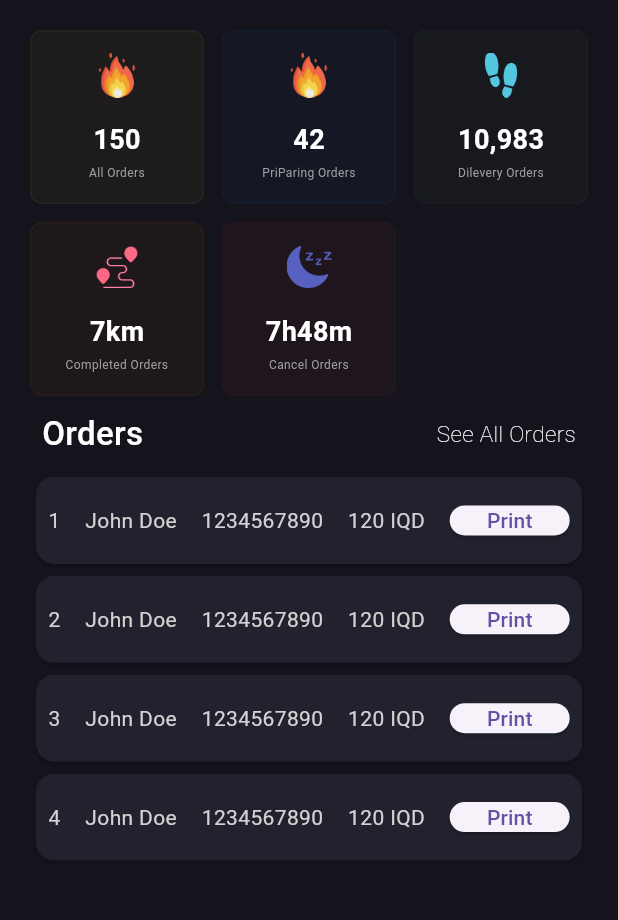
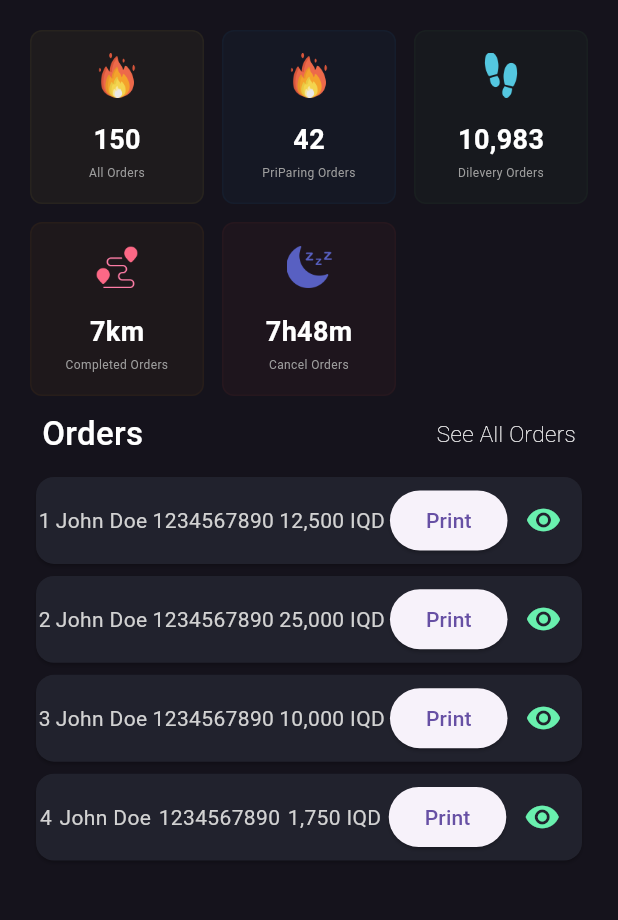
Before and after one commit to Karam-Flutter/admin_panal_shopapp, a Flutter app: the screen it shows after launch, on a phone screen of 412 x 824 dp, the part 84-1004 px from its top. Run offline on Flutter 3.47's test engine with Material 3 defaults, Android fonts, the phone set to English and light mode, and no system bars; our stand-ins replace get, sidebarx; missing offline and left inert: image_picker_web.

Commit message:
1/8/2024

```diff
--- a/lib/data/data_orders.dart
+++ b/lib/data/data_orders.dart
@@ -5,25 +5,25 @@ class LiveOrders {
     OrdersHomeModel(
       name: "John Doe",
       index: 1,
-      totalcost: "120 IQD",
+      totalcost: 12500,
       mobilenumber: "1234567890",
     ),
     OrdersHomeModel(
       name: "John Doe",
       index: 2,
-      totalcost: "120 IQD",
+      totalcost: 25000,
       mobilenumber: "1234567890",
     ),
     OrdersHomeModel(
       name: "John Doe",
       index: 3,
-      totalcost: "120 IQD",
+      totalcost: 10000,
       mobilenumber: "1234567890",
     ),
     OrdersHomeModel(
       name: "John Doe",
       index: 4,
-      totalcost: "120 IQD",
+      totalcost: 1750,
       mobilenumber: "1234567890",
     ),
   ];
--- a/lib/model/allOrdesHomeModel.dart
+++ b/lib/model/allOrdesHomeModel.dart
@@ -1,7 +1,7 @@
 class OrdersHomeModel {
   final String name;
   final int index;
-  final String totalcost;
+  final int totalcost;
   final String mobilenumber;
 
   const OrdersHomeModel({
--- a/lib/widgets/homeCartOrders.dart
+++ b/lib/widgets/homeCartOrders.dart
@@ -2,6 +2,7 @@ import 'package:admin_panal_shopapp/data/data_orders.dart';
 import 'package:admin_panal_shopapp/main.dart';
 import 'package:admin_panal_shopapp/model/colors.dart';
 import 'package:flutter/material.dart';
+import 'package:intl/intl.dart';
 
 class LiveOdersCart extends StatelessWidget {
   const LiveOdersCart({super.key});
@@ -35,14 +36,31 @@ class LiveOdersCart extends StatelessWidget {
                         style: TextStyle(color: textColors),
                       ),
                       Text(
-                        LiveOrders.liveoders[index].totalcost,
+                        NumberFormat.decimalPatternDigits().format(
+                              LiveOrders.liveoders[index].totalcost,
+                            ) +
+                            " IQD",
                         style: TextStyle(color: textColors),
                       ),
-                      SizedBox(
-                          width: 80,
-                          height: 20,
-                          child: ElevatedButton(
-                              onPressed: () {}, child: Text('Print')))
+                      Row(children: [
+                        SizedBox(
+                          child: Center(
+                            child: ElevatedButton(
+                              onPressed: () {},
+                              child: Text('Print'),
+                            ),
+                          ),
+                        ),
+                        Center(
+                          child: IconButton(
+                            onPressed: () {},
+                            icon: Icon(
+                              Icons.remove_red_eye_sharp,
+                              color: Colors.greenAccent,
+                            ),
+                          ),
+                        ),
+                      ])
                     ],
                   ),
                 ],
--- a/pubspec.yaml
+++ b/pubspec.yaml
@@ -40,6 +40,7 @@ dependencies:
   anim_search_bar: ^2.0.3
   image_picker: ^1.1.2
   image_picker_web: ^4.0.0
+  intl: ^0.19.0
 
 
 dev_dependencies:
```
Also changed, not shown: pubspec.lock.
